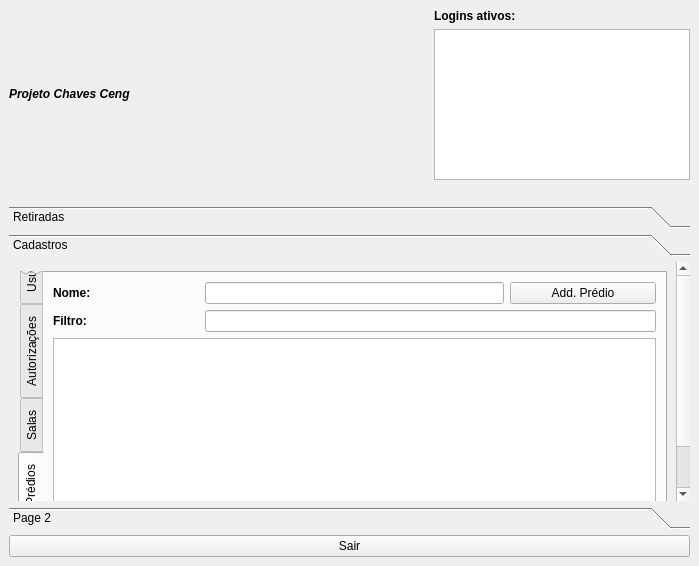
First picture: the form in nivel2.ui, repository walkermarcos/Chaves, before the edit.
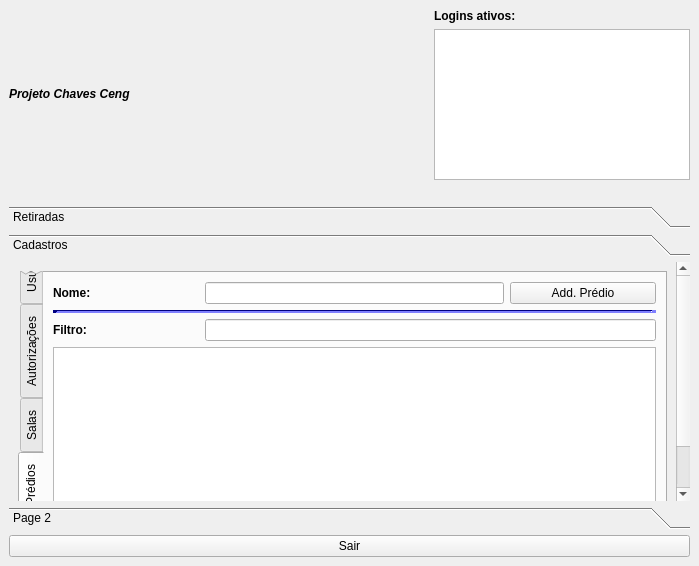
Second picture: the form after the edit. The open tabs and pages were chosen to show the change. Icons and pictures are not drawn.

Diff of the .ui file:
```diff
--- a/nivel2.ui
+++ b/nivel2.ui
@@ -763,6 +763,434 @@
               </attribute>
              </widget>
             </item>
+            <item row="1" column="0" colspan="4">
+             <widget class="Line" name="line_2">
+              <property name="palette">
+               <palette>
+                <active>
+                 <colorrole role="WindowText">
+                  <brush brushstyle="SolidPattern">
+                   <color alpha="255">
+                    <red>0</red>
+                    <green>0</green>
+                    <blue>0</blue>
+                   </color>
+                  </brush>
+                 </colorrole>
+                 <colorrole role="Button">
+                  <brush brushstyle="SolidPattern">
+                   <color alpha="255">
+                    <red>0</red>
+                    <green>0</green>
+                    <blue>255</blue>
+                   </color>
+                  </brush>
+                 </colorrole>
+                 <colorrole role="Light">
+                  <brush brushstyle="SolidPattern">
+                   <color alpha="255">
+                    <red>127</red>
+                    <green>127</green>
+                    <blue>255</blue>
+                   </color>
+                  </brush>
+                 </colorrole>
+                 <colorrole role="Midlight">
+                  <brush brushstyle="SolidPattern">
+                   <color alpha="255">
+                    <red>63</red>
+                    <green>63</green>
+                    <blue>255</blue>
+                   </color>
+                  </brush>
+                 </colorrole>
+                 <colorrole role="Dark">
+                  <brush brushstyle="SolidPattern">
+                   <color alpha="255">
+                    <red>0</red>
+                    <green>0</green>
+                    <blue>127</blue>
+                   </color>
+                  </brush>
+                 </colorrole>
+                 <colorrole role="Mid">
+                  <brush brushstyle="SolidPattern">
+                   <color alpha="255">
+                    <red>0</red>
+                    <green>0</green>
+                    <blue>170</blue>
+                   </color>
+                  </brush>
+                 </colorrole>
+                 <colorrole role="Text">
+                  <brush brushstyle="SolidPattern">
+                   <color alpha="255">
+                    <red>0</red>
+                    <green>0</green>
+                    <blue>0</blue>
+                   </color>
+                  </brush>
+                 </colorrole>
+                 <colorrole role="BrightText">
+                  <brush brushstyle="SolidPattern">
+                   <color alpha="255">
+                    <red>255</red>
+                    <green>255</green>
+                    <blue>255</blue>
+                   </color>
+                  </brush>
+                 </colorrole>
+                 <colorrole role="ButtonText">
+                  <brush brushstyle="SolidPattern">
+                   <color alpha="255">
+                    <red>0</red>
+                    <green>0</green>
+                    <blue>0</blue>
+                   </color>
+                  </brush>
+                 </colorrole>
+                 <colorrole role="Base">
+                  <brush brushstyle="SolidPattern">
+                   <color alpha="255">
+                    <red>255</red>
+                    <green>255</green>
+                    <blue>255</blue>
+                   </color>
+                  </brush>
+                 </colorrole>
+                 <colorrole role="Window">
+                  <brush brushstyle="SolidPattern">
+                   <color alpha="255">
+                    <red>0</red>
+                    <green>0</green>
+                    <blue>255</blue>
+                   </color>
+                  </brush>
+                 </colorrole>
+                 <colorrole role="Shadow">
+                  <brush brushstyle="SolidPattern">
+                   <color alpha="255">
+                    <red>0</red>
+                    <green>0</green>
+                    <blue>0</blue>
+                   </color>
+                  </brush>
+                 </colorrole>
+                 <colorrole role="AlternateBase">
+                  <brush brushstyle="SolidPattern">
+                   <color alpha="255">
+                    <red>127</red>
+                    <green>127</green>
+                    <blue>255</blue>
+                   </color>
+                  </brush>
+                 </colorrole>
+                 <colorrole role="ToolTipBase">
+                  <brush brushstyle="SolidPattern">
+                   <color alpha="255">
+                    <red>255</red>
+                    <green>255</green>
+                    <blue>220</blue>
+                   </color>
+                  </brush>
+                 </colorrole>
+                 <colorrole role="ToolTipText">
+                  <brush brushstyle="SolidPattern">
+                   <color alpha="255">
+                    <red>0</red>
+                    <green>0</green>
+                    <blue>0</blue>
+                   </color>
+                  </brush>
+                 </colorrole>
+                </active>
+                <inactive>
+                 <colorrole role="WindowText">
+                  <brush brushstyle="SolidPattern">
+                   <color alpha="255">
+                    <red>0</red>
+                    <green>0</green>
+                    <blue>0</blue>
+                   </color>
+                  </brush>
+                 </colorrole>
+                 <colorrole role="Button">
+                  <brush brushstyle="SolidPattern">
+                   <color alpha="255">
+                    <red>0</red>
+                    <green>0</green>
+                    <blue>255</blue>
+                   </color>
+                  </brush>
+                 </colorrole>
+                 <colorrole role="Light">
+                  <brush brushstyle="SolidPattern">
+                   <color alpha="255">
+                    <red>127</red>
+                    <green>127</green>
+                    <blue>255</blue>
+                   </color>
+                  </brush>
+                 </colorrole>
+                 <colorrole role="Midlight">
+                  <brush brushstyle="SolidPattern">
+                   <color alpha="255">
+                    <red>63</red>
+                    <green>63</green>
+                    <blue>255</blue>
+                   </color>
+                  </brush>
+                 </colorrole>
+                 <colorrole role="Dark">
+                  <brush brushstyle="SolidPattern">
+                   <color alpha="255">
+                    <red>0</red>
+                    <green>0</green>
+                    <blue>127</blue>
+                   </color>
+                  </brush>
+                 </colorrole>
+                 <colorrole role="Mid">
+                  <brush brushstyle="SolidPattern">
+                   <color alpha="255">
+                    <red>0</red>
+                    <green>0</green>
+                    <blue>170</blue>
+                   </color>
+                  </brush>
+                 </colorrole>
+                 <colorrole role="Text">
+                  <brush brushstyle="SolidPattern">
+                   <color alpha="255">
+                    <red>0</red>
+                    <green>0</green>
+                    <blue>0</blue>
+                   </color>
+                  </brush>
+                 </colorrole>
+                 <colorrole role="BrightText">
+                  <brush brushstyle="SolidPattern">
+                   <color alpha="255">
+                    <red>255</red>
+                    <green>255</green>
+                    <blue>255</blue>
+                   </color>
+                  </brush>
+                 </colorrole>
+                 <colorrole role="ButtonText">
+                  <brush brushstyle="SolidPattern">
+                   <color alpha="255">
+                    <red>0</red>
+                    <green>0</green>
+                    <blue>0</blue>
+                   </color>
+                  </brush>
+                 </colorrole>
+                 <colorrole role="Base">
+                  <brush brushstyle="SolidPattern">
+                   <color alpha="255">
+                    <red>255</red>
+                    <green>255</green>
+                    <blue>255</blue>
+                   </color>
+                  </brush>
+                 </colorrole>
+                 <colorrole role="Window">
+                  <brush brushstyle="SolidPattern">
+                   <color alpha="255">
+                    <red>0</red>
+                    <green>0</green>
+                    <blue>255</blue>
+                   </color>
+                  </brush>
+                 </colorrole>
+                 <colorrole role="Shadow">
+                  <brush brushstyle="SolidPattern">
+                   <color alpha="255">
+                    <red>0</red>
+                    <green>0</green>
+                    <blue>0</blue>
+                   </color>
+                  </brush>
+                 </colorrole>
+                 <colorrole role="AlternateBase">
+                  <brush brushstyle="SolidPattern">
+                   <color alpha="255">
+                    <red>127</red>
+                    <green>127</green>
+                    <blue>255</blue>
+                   </color>
+                  </brush>
+                 </colorrole>
+                 <colorrole role="ToolTipBase">
+                  <brush brushstyle="SolidPattern">
+                   <color alpha="255">
+                    <red>255</red>
+                    <green>255</green>
+                    <blue>220</blue>
+                   </color>
+                  </brush>
+                 </colorrole>
+                 <colorrole role="ToolTipText">
+                  <brush brushstyle="SolidPattern">
+                   <color alpha="255">
+                    <red>0</red>
+                    <green>0</green>
+                    <blue>0</blue>
+                   </color>
+                  </brush>
+                 </colorrole>
+                </inactive>
+                <disabled>
+                 <colorrole role="WindowText">
+                  <brush brushstyle="SolidPattern">
+                   <color alpha="255">
+                    <red>0</red>
+                    <green>0</green>
+                    <blue>127</blue>
+                   </color>
+                  </brush>
+                 </colorrole>
+                 <colorrole role="Button">
+                  <brush brushstyle="SolidPattern">
+                   <color alpha="255">
+                    <red>0</red>
+                    <green>0</green>
+                    <blue>255</blue>
+                   </color>
+                  </brush>
+                 </colorrole>
+                 <colorrole role="Light">
+                  <brush brushstyle="SolidPattern">
+                   <color alpha="255">
+                    <red>127</red>
+                    <green>127</green>
+                    <blue>255</blue>
+                   </color>
+                  </brush>
+                 </colorrole>
+                 <colorrole role="Midlight">
+                  <brush brushstyle="SolidPattern">
+                   <color alpha="255">
+                    <red>63</red>
+                    <green>63</green>
+                    <blue>255</blue>
+                   </color>
+                  </brush>
+                 </colorrole>
+                 <colorrole role="Dark">
+                  <brush brushstyle="SolidPattern">
+                   <color alpha="255">
+                    <red>0</red>
+                    <green>0</green>
+                    <blue>127</blue>
+                   </color>
+                  </brush>
+                 </colorrole>
+                 <colorrole role="Mid">
+                  <brush brushstyle="SolidPattern">
+                   <color alpha="255">
+                    <red>0</red>
+                    <green>0</green>
+                    <blue>170</blue>
+                   </color>
+                  </brush>
+                 </colorrole>
+                 <colorrole role="Text">
+                  <brush brushstyle="SolidPattern">
+                   <color alpha="255">
+                    <red>0</red>
+                    <green>0</green>
+                    <blue>127</blue>
+                   </color>
+                  </brush>
+                 </colorrole>
+                 <colorrole role="BrightText">
+                  <brush brushstyle="SolidPattern">
+                   <color alpha="255">
+                    <red>255</red>
+                    <green>255</green>
+                    <blue>255</blue>
+                   </color>
+                  </brush>
+                 </colorrole>
+                 <colorrole role="ButtonText">
+                  <brush brushstyle="SolidPattern">
+                   <color alpha="255">
+                    <red>0</red>
+                    <green>0</green>
+                    <blue>127</blue>
+                   </color>
+                  </brush>
+                 </colorrole>
+                 <colorrole role="Base">
+                  <brush brushstyle="SolidPattern">
+                   <color alpha="255">
+                    <red>0</red>
+                    <green>0</green>
+                    <blue>255</blue>
+                   </color>
+                  </brush>
+                 </colorrole>
+                 <colorrole role="Window">
+                  <brush brushstyle="SolidPattern">
+                   <color alpha="255">
+                    <red>0</red>
+                    <green>0</green>
+                    <blue>255</blue>
+                   </color>
+                  </brush>
+                 </colorrole>
+                 <colorrole role="Shadow">
+                  <brush brushstyle="SolidPattern">
+                   <color alpha="255">
+                    <red>0</red>
+                    <green>0</green>
+                    <blue>0</blue>
+                   </color>
+                  </brush>
+                 </colorrole>
+                 <colorrole role="AlternateBase">
+                  <brush brushstyle="SolidPattern">
+                   <color alpha="255">
+                    <red>0</red>
+                    <green>0</green>
+                    <blue>255</blue>
+                   </color>
+                  </brush>
+                 </colorrole>
+                 <colorrole role="ToolTipBase">
+                  <brush brushstyle="SolidPattern">
+                   <color alpha="255">
+                    <red>255</red>
+                    <green>255</green>
+                    <blue>220</blue>
+                   </color>
+                  </brush>
+                 </colorrole>
+                 <colorrole role="ToolTipText">
+                  <brush brushstyle="SolidPattern">
+                   <color alpha="255">
+                    <red>0</red>
+                    <green>0</green>
+                    <blue>0</blue>
+                   </color>
+                  </brush>
+                 </colorrole>
+                </disabled>
+               </palette>
+              </property>
+              <property name="frameShadow">
+               <enum>QFrame::Sunken</enum>
+              </property>
+              <property name="lineWidth">
+               <number>5</number>
+              </property>
+              <property name="orientation">
+               <enum>Qt::Horizontal</enum>
+              </property>
+             </widget>
+            </item>
            </layout>
           </widget>
           <widget class="QWidget" name="tab_5">
```
Left out of the diff: 433 changed lines with no effect on the pictures.
